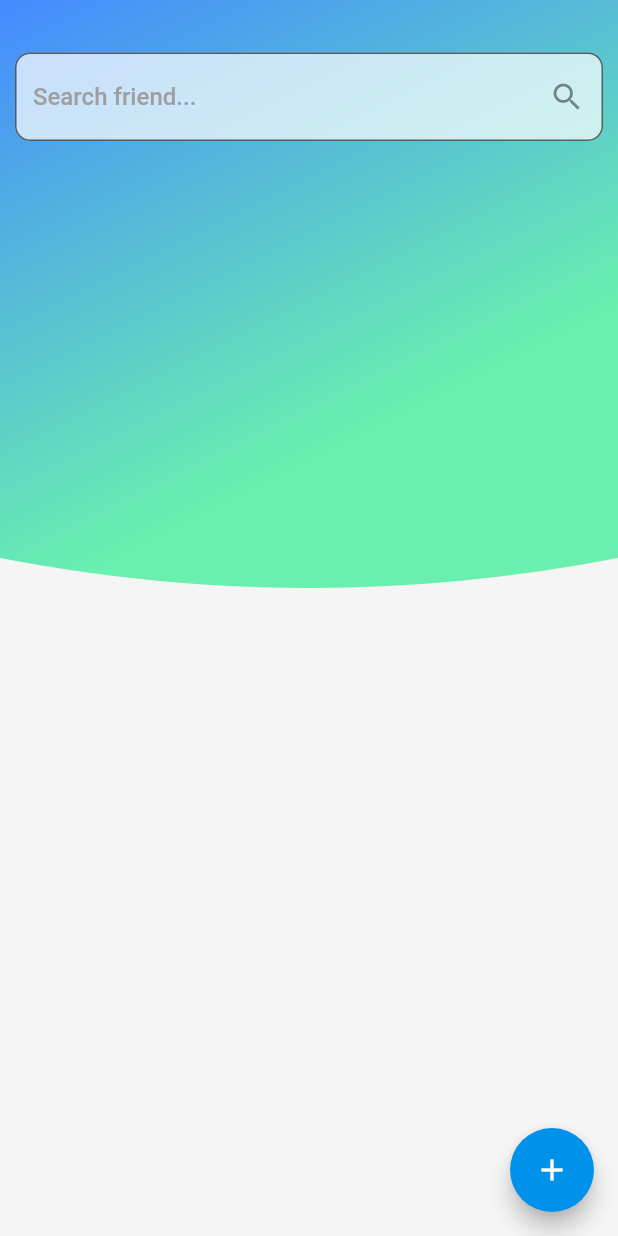
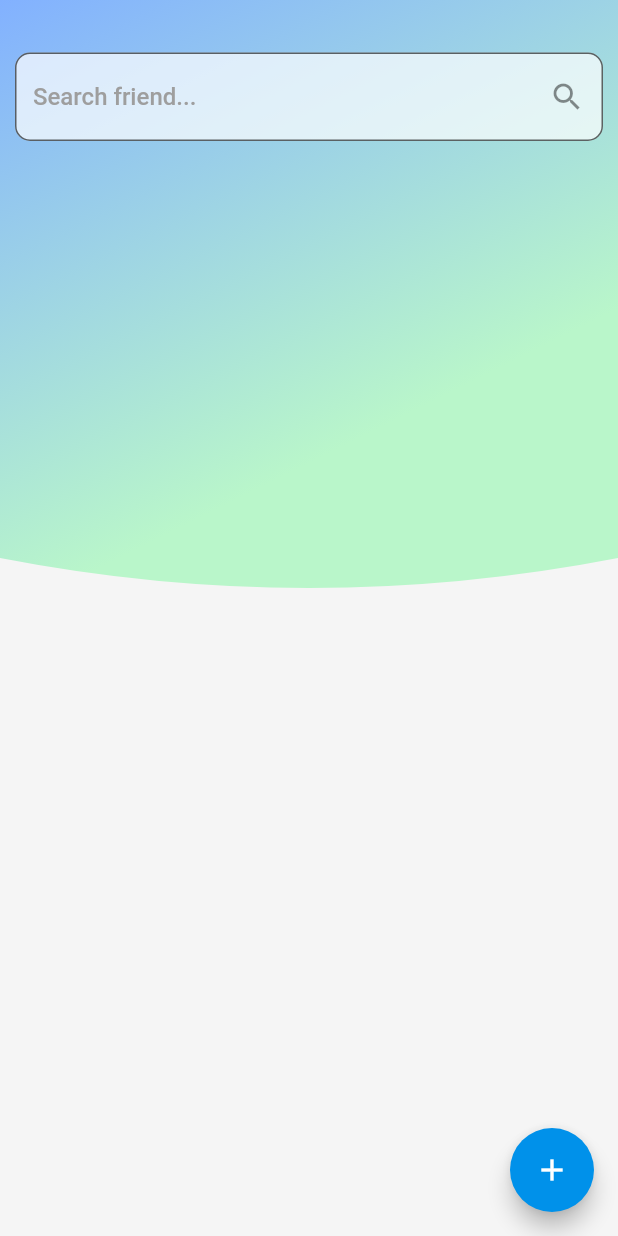
Before and after one commit to JohnnyRico117/Maslooo, a Flutter app: the FriendList screen opened directly, on a phone screen of 412 x 824 dp. Run offline on Flutter 3.47's test engine with Material 2 defaults, Android fonts, the phone set to English and light mode, and no system bars; our stand-ins replace cloud_firestore, firebase_auth, firebase_database, firebase_messaging, firebase_storage, google_sign_in and 1 more; accounts and stored records are empty.

Commit message:
Design Changes

```diff
--- a/lib/ui/screens/chat.dart
+++ b/lib/ui/screens/chat.dart
@@ -20,7 +20,7 @@ class _ChatState extends State<Chat> {
 
     // doesn't have to be Padding
     return Padding(
-        // TODO
+      // TODO
     );
   }
 }
--- a/lib/ui/screens/friend_list.dart
+++ b/lib/ui/screens/friend_list.dart
@@ -16,7 +16,19 @@ class _FriendListState extends State<FriendList> {
 
   StateModel appState;
 
+  TextEditingController controller = new TextEditingController();
+  String filter;
   FriendAction _selection;
+
+  @override
+  void initState() {
+    super.initState();
+    controller.addListener(() {
+      setState(() {
+        filter = controller.text;
+      });
+    });
+  }
 
   @override
   Widget build(BuildContext context) {
@@ -35,8 +47,8 @@ class _FriendListState extends State<FriendList> {
                       end: Alignment.bottomRight,
                       stops: [0.0, 0.4],
                       colors: [
-                        Colors.blueAccent[200],
-                        Colors.greenAccent[200],
+                        Colors.blueAccent[100],
+                        Colors.greenAccent[100],
                       ]
                   )
               ),
@@ -51,6 +63,7 @@ class _FriendListState extends State<FriendList> {
             child: Column(
               children: <Widget>[
                 TextField(
+                  controller: controller,
                   decoration: InputDecoration(
                     border: new OutlineInputBorder(
                       borderRadius: const BorderRadius.all(
@@ -77,11 +90,20 @@ class _FriendListState extends State<FriendList> {
                         padding: EdgeInsets.only(
                             top: 5.0
                         ),
-                        children: snapshot.data.documents
-                            .where((d) => appState.currentUser.friends != null && appState.currentUser.friends.contains(d.documentID))
-                            .map((document) {
-                          return _buildFriend(document);
-                        }).toList(),
+                        children:
+                          filter == null || filter == "" ?
+                            snapshot.data.documents
+                                .where((d) => appState.currentUser.friends != null && appState.currentUser.friends.contains(d.documentID))
+                                .map((document) {
+                              return _buildFriend(document);
+                            }).toList()
+                              :
+                            snapshot.data.documents
+                                .where((d) => appState.currentUser.friends != null && appState.currentUser.friends.contains(d.documentID))
+                                .where((d) => d.data['username'].toString().toLowerCase().contains(filter.toLowerCase()))
+                                .map((document) {
+                              return _buildFriend(document);
+                            }).toList(),
                       );
                     },
                   ),
@@ -227,6 +249,12 @@ class _FriendListState extends State<FriendList> {
       )
     );
   }
+
+  @override
+  void dispose() {
+    controller.dispose();
+    super.dispose();
+  }
 }
 
 class TopWaveClipper extends CustomClipper<Path> {
--- a/lib/ui/widgets/wish_list_item.dart
+++ b/lib/ui/widgets/wish_list_item.dart
@@ -368,7 +368,7 @@ class _WishListItemState extends State<WishListItem> {
           ),
           actions: <Widget>[
             FlatButton(
-              child: Text("Lets's go!"),
+              child: Text("Let's go!"),
               onPressed: () {
                 uploadPic(_image, widget.snap.documentID).then((val) => {
                   setState(() {
@@ -377,6 +377,9 @@ class _WishListItemState extends State<WishListItem> {
                       'Status': 2
                     });
                   }),
+
+
+
                   // TODO: Check if this is possible:
 //                widget.snap.reference.updateData({
 //                "happyImage": val
```
Also changed, not shown: lib/ui/screens/profile.dart (+128 -9 lines), lib/ui/screens/to_do_list.dart (+17 -12 lines), lib/ui/widgets/to_do_item.dart (+27 -7 lines), lib/ui/screens/detail_view.dart (indentation only).
